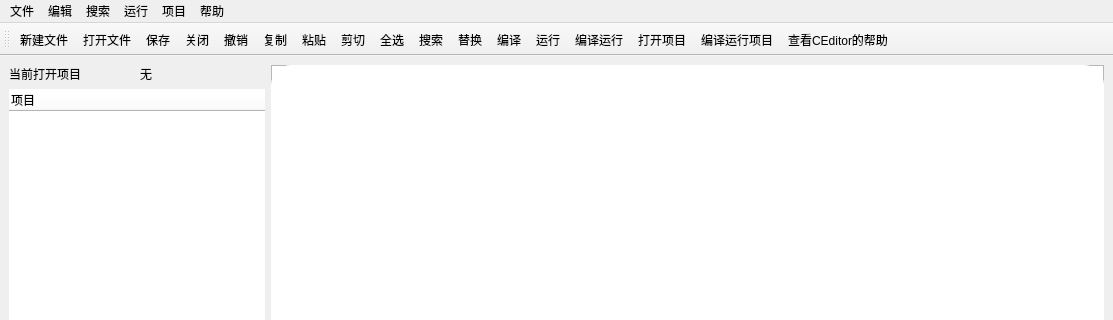
XiaoZheng2003/BIT-QT-IDE, file CEditor/mainwindow.ui: the form before one commit; both pictures show x 0 to 1113 and y 0 to 320 of the 1113 by 773 pixel window.
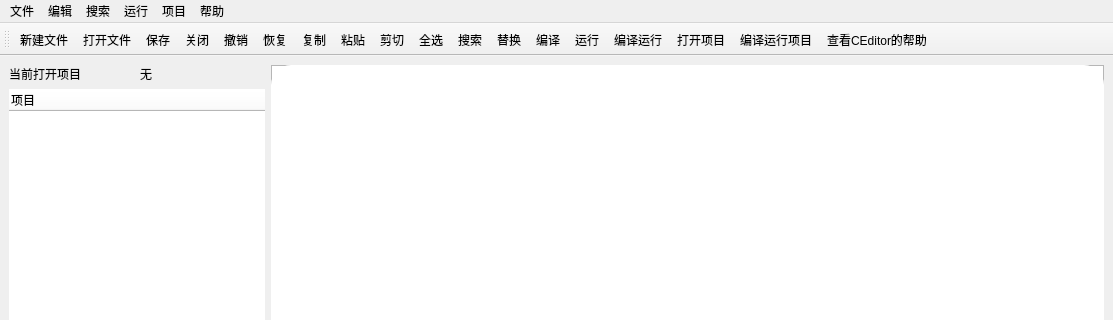
The form after the commit. Icons and pictures are not drawn.

```diff
--- a/CEditor/mainwindow.ui
+++ b/CEditor/mainwindow.ui
@@ -238,6 +238,7 @@
    <addaction name="actionSave"/>
    <addaction name="actionClose"/>
    <addaction name="actionUndo"/>
+   <addaction name="actionRedo"/>
    <addaction name="actionCopy"/>
    <addaction name="actionPaste"/>
    <addaction name="actionCut"/>
```
Left out of the diff: 7 changed lines with no effect on the pictures.
